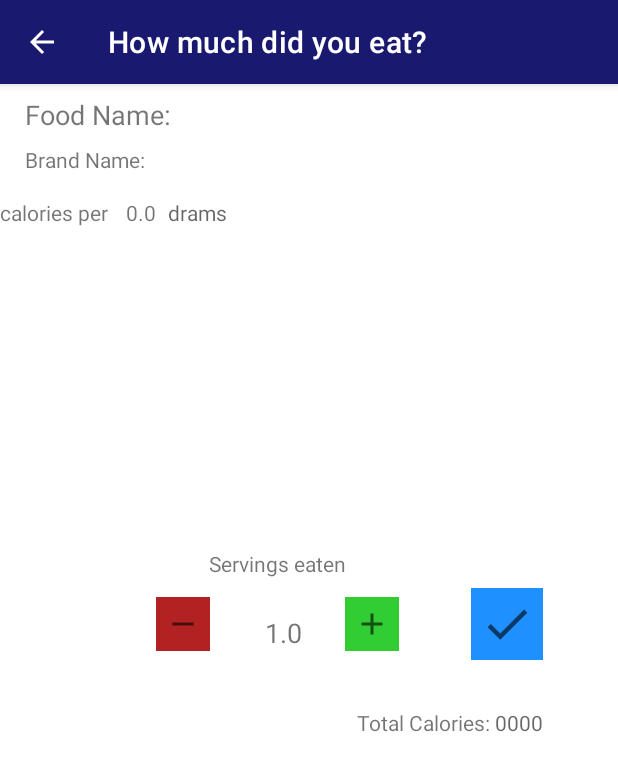
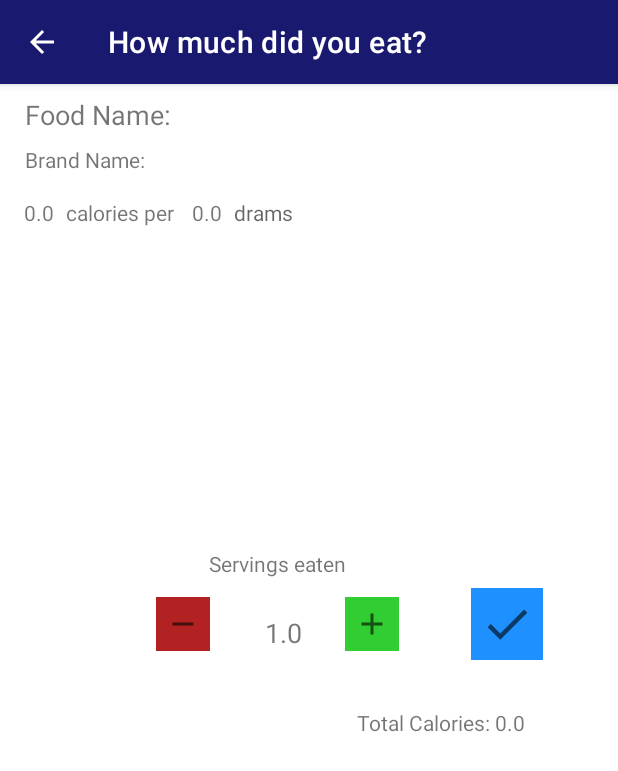
Before and after one commit to tombutlersings/FoodFight, an Android app: the acFoodItem screen opened directly, with no data from a screen before it, on a phone screen of 412 x 824 dp. Shown: the top 771 px of the screen. Run offline under Robolectric (Android 15) with nearby library versions, the phone set to English and light mode, and no system bars; 5 statements that could not run were skipped.

Commit message:
Minor fixes to displays in FoodList and FoodItem.

```diff
--- a/app/src/main/java/com/example/foodfight/acFoodItem.java
+++ b/app/src/main/java/com/example/foodfight/acFoodItem.java
@@ -20,7 +20,7 @@ public class acFoodItem extends AppCompatActivity {
     @Override
     protected void onCreate(Bundle savedInstanceState) {
         super.onCreate(savedInstanceState);
-        setContentView(R.layout.activity_ac_food_item);
+        setContentView(R.layout.activity_food_item);
 
         // Variables to get database information
         Intent intent = getIntent();
@@ -44,7 +44,7 @@ public class acFoodItem extends AppCompatActivity {
         TextView displayManufacturer = findViewById(R.id.displayManufacturer);
 
         // Convert floats to strings for display in TextViews
-        String caloriesConverted = Float.toString(calories);
+        String caloriesConverted = Float.toString(conCals);
         String sizeConverted = Float.toString(servingSize);
         String qtyConverted = Float.toString(qty);
 
@@ -56,6 +56,7 @@ public class acFoodItem extends AppCompatActivity {
         displayServingSize.setText(sizeConverted);
         displayManufacturer.setText(manufacturer);
 
+        updateDisplay();
 
     }
 
@@ -79,7 +80,7 @@ public class acFoodItem extends AppCompatActivity {
     }
 
 
-    /** Updates consumption fields after being modified
+    /** Updates Food Item consumption fields
      */
     private void updateDisplay() {
         TextView showQty = findViewById(R.id.showQty);
--- a/app/src/main/java/com/example/foodfight/acFoodList.java
+++ b/app/src/main/java/com/example/foodfight/acFoodList.java
@@ -59,7 +59,7 @@ public class acFoodList extends AppCompatActivity {
             FoodItem testItem = db.getFoodItemById((int) ids.get(i).get(0));
             Log.d("string", testItem.getName());
             String tempString = "";
-            tempString += testItem.getName() + "      " + String.valueOf(testItem.getCalories() * (int) ids.get(i).get(1));
+            tempString += testItem.getName() + "      " + testItem.getCalories() * (int) ids.get(i).get(1);
             outputString.add(tempString);
             //update caloririe total
             calories += testItem.getCalories() * ((int) ids.get(i).get(1));
@@ -77,7 +77,6 @@ public class acFoodList extends AppCompatActivity {
         tvCalories.setText(cals);
 
         Log.i("FoodListCalsTotal",cals);
-
 
         ListView foodListView = findViewById(R.id.foodListView);
         ArrayAdapter<MealItem> adapter = new ArrayAdapter(acFoodList.this, android.R.layout.simple_list_item_1, outputString);
--- a/app/src/main/res/layout/activity_ac_food_item.xml
+++ b/app/src/main/res/layout/activity_food_item.xml
@@ -31,12 +31,13 @@
         android:id="@+id/tvCalorieServing"
         android:layout_width="wrap_content"
         android:layout_height="wrap_content"
+        android:layout_marginStart="8dp"
         android:layout_marginTop="16dp"
         android:text="@string/food_item_label02"
         android:textAlignment="center"
         android:textSize="14sp"
-        app:layout_constraintTop_toBottomOf="@+id/headerManufacturer"
-        tools:layout_editor_absoluteX="41dp" />
+        app:layout_constraintStart_toEndOf="@+id/displayCalories"
+        app:layout_constraintTop_toBottomOf="@+id/headerManufacturer" />
 
     <TextView
         android:id="@+id/displayServingUnit"
@@ -61,11 +62,11 @@
         android:id="@+id/displayCalories"
         android:layout_width="wrap_content"
         android:layout_height="wrap_content"
-        android:layout_marginEnd="8dp"
+        android:layout_marginStart="16dp"
         android:hint="00"
         android:textAlignment="textEnd"
         app:layout_constraintBottom_toBottomOf="@+id/tvCalorieServing"
-        app:layout_constraintEnd_toStartOf="@+id/tvCalorieServing" />
+        app:layout_constraintStart_toStartOf="parent" />
 
     <ImageButton
         android:id="@+id/btnAdd"
```
Also changed, not shown: app/src/main/java/com/example/foodfight/acMeals.java (+5 -11 lines).
